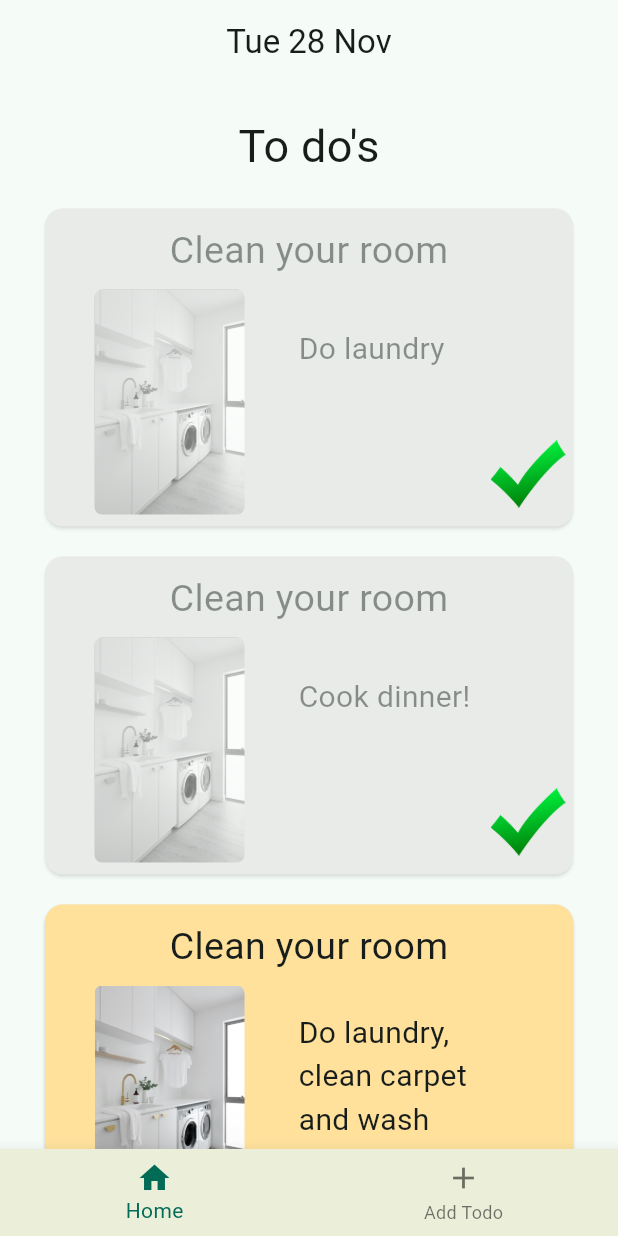
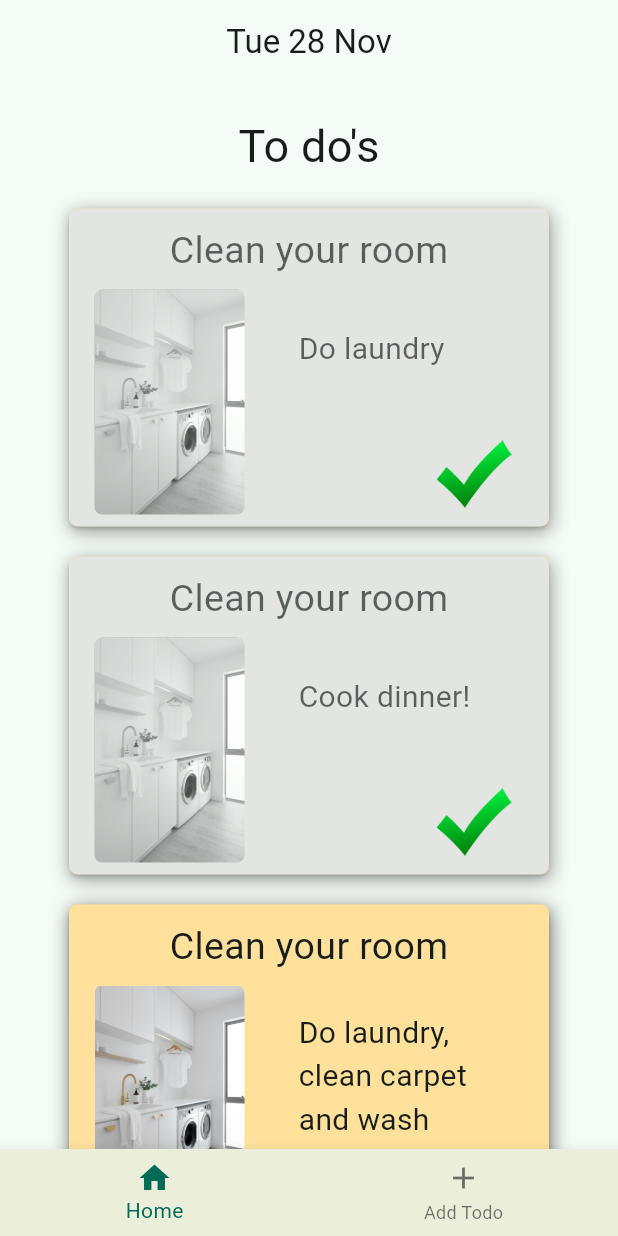
Before and after one commit to Screenbottle/organize_me, a Flutter app: the screen it shows after launch, on a phone screen of 412 x 824 dp. Run offline on Flutter 3.47's test engine with Material 3 defaults, Android fonts, the phone set to English and light mode, and no system bars; our stand-ins replace camera, equatable, floor, flutter_riverpod, sqflite; missing offline and left inert: dart:ffi; accounts and stored records are empty; generated files the repository leaves out were written again.

```diff
--- a/lib/features/todo/presentation/pages/add_todo.dart
+++ b/lib/features/todo/presentation/pages/add_todo.dart
@@ -1,6 +1,9 @@
 import 'package:flutter/material.dart';
 import 'package:intl/intl.dart';
 import 'package:organize_me/core/constants/colors.dart';
+import 'package:organize_me/features/todo/domain/entities/todo.dart';
+import 'package:organize_me/features/todo/domain/repository/todo_repository.dart';
+import 'package:organize_me/features/todo/domain/usescases/add_todo.dart';
 
 class AddTodoPage extends StatefulWidget {
   const AddTodoPage({super.key});
@@ -34,7 +37,7 @@ class _AddTodoPageState extends State<AddTodoPage> {
       resizeToAvoidBottomInset: false,
       body: SingleChildScrollView(
         child: Column(
-          mainAxisAlignment: MainAxisAlignment.center,
+          mainAxisAlignment: MainAxisAlignment.spaceBetween,
           crossAxisAlignment: CrossAxisAlignment.center,
           children: [
             Column(
--- a/lib/features/todo/presentation/widgets/todo_tile.dart
+++ b/lib/features/todo/presentation/widgets/todo_tile.dart
@@ -17,7 +17,6 @@ class _TodoWidgetState extends State<TodoWidget> {
     setState(() {
       setState(() {
         if (widget.todoEntity.done != null) {
-          print("setState onTap körs");
           widget.todoEntity.done = !widget.todoEntity.done!;
         }
       });
@@ -26,17 +25,36 @@ class _TodoWidgetState extends State<TodoWidget> {
 
   @override
   Widget build(BuildContext context) {
-    return GestureDetector(
+    return Center(
+      child: GestureDetector(
         onTap: onTap,
         child: Container(
-        width: 150,
+          width: 320,
           margin: const EdgeInsets.only(bottom: 20),
           child: Stack(
             children: [
               Opacity(
-              opacity: widget.todoEntity.done! ? 0.5 : 1.0,
+                opacity: widget.todoEntity.done! ? 0.7 : 1.0,
+                child: Container(
+                  width: 320,
+                  decoration: BoxDecoration(
+                    color: yellow,
+                    borderRadius: BorderRadius.circular(5),
+                    // shadow effect
+                    boxShadow: const [
+                      BoxShadow(
+                          color: Colors.black54,
+                          blurRadius: 10,
+                          offset: Offset(1, 3),
+                          spreadRadius: 0.1,
+                          blurStyle: BlurStyle.normal),
+                    ],
+                  ),
                   child: Card(
-                margin: const EdgeInsets.symmetric(horizontal: 20),
+                    shape: RoundedRectangleBorder(
+                      borderRadius: BorderRadius.circular(6.0),
+                    ),
+                    margin: const EdgeInsets.symmetric(horizontal: 0),
                     color: widget.todoEntity.done! ? lightGray : yellow,
                     child: Column(children: [
                       Padding(
@@ -88,6 +106,7 @@ class _TodoWidgetState extends State<TodoWidget> {
                     ]),
                   ),
                 ),
+              ),
               Positioned(
                 bottom: 10,
                 right: 25,
@@ -102,6 +121,7 @@ class _TodoWidgetState extends State<TodoWidget> {
             ],
           ),
         ),
+      ),
     );
   }
 }
--- a/lib/main.dart
+++ b/lib/main.dart
@@ -4,7 +4,7 @@ import 'package:organize_me/core/constants/colors.dart';
 import 'package:floor/floor.dart';
 import 'package:organize_me/features/todo/domain/entities/todo.dart';
 import 'package:organize_me/features/todo/presentation/pages/home.dart';
-
+import 'package:organize_me/features/todo/presentation/pages/splash.dart';
 
 void main() {
   runApp(const ProviderScope(child: MyApp()));
@@ -23,7 +23,6 @@ class MyApp extends StatelessWidget {
           colorScheme: ColorScheme.fromSeed(seedColor: darkGreen),
           useMaterial3: true,
         ),
-        home: const HomeScreen());
-
+        home: const SplashScreen());
   }
 }
--- a/pubspec.yaml
+++ b/pubspec.yaml
@@ -77,6 +77,7 @@ flutter:
   assets:
      - assets/laundry.jpeg
      - assets/check.png
+     - assets/logo.png
 
   # An image asset can refer to one or more resolution-specific "variants", see
   # https://flutter.dev/assets-and-images/#resolution-aware
```
Also changed, not shown: lib/features/todo/presentation/pages/splash.dart (added, +73 -0 lines), assets/logo.png (added), pubspec.lock, 3 other files. Lines whose indentation alone changed are shown as unchanged.
